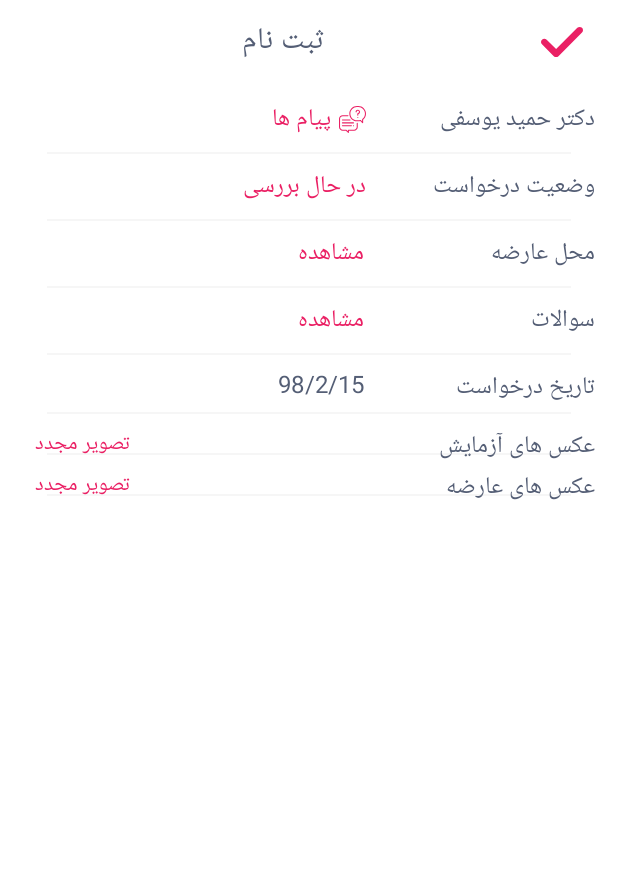
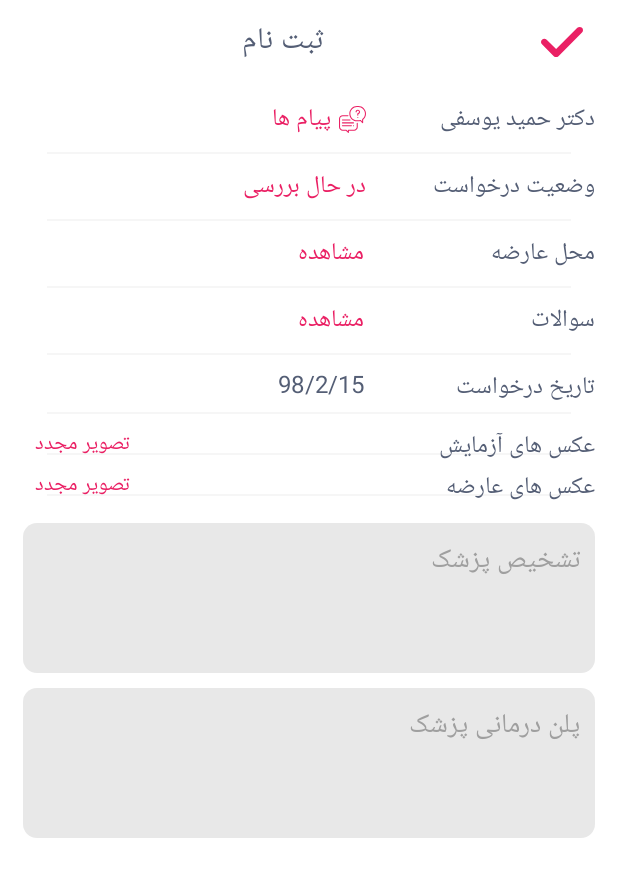
Before and after one commit to jkbehnam/scanner, an Android app: the layout fragment_request_details.xml on its own in the app's theme, with its tools: preview values and no code run, on a phone screen of 412 x 824 dp. Shown: the top 877 px of the screen. Run offline under Robolectric (Android 15) with nearby library versions, the phone set to English and light mode, and no system bars.

Commit message:
major changes

```diff
--- a/app/src/main/java/com/patient/mokhtari/scanner/activities/BodyPart/view/WaveEffectLayout.java
+++ b/app/src/main/java/com/patient/mokhtari/scanner/activities/BodyPart/view/WaveEffectLayout.java
@@ -134,7 +134,6 @@ public class WaveEffectLayout extends FrameLayout implements Runnable {
 
         mRevealRadius = 15;
         this.getLocationOnScreen(mLocationInScreen);
-
         int[] location = new int[2];
         int[] location2 = new int[2];
         bodyImageView.getLocationOnScreen(location2);
--- a/app/src/main/java/com/patient/mokhtari/scanner/activities/utils/Utils.java
+++ b/app/src/main/java/com/patient/mokhtari/scanner/activities/utils/Utils.java
@@ -144,7 +144,11 @@ public class Utils {
     public static String getRequestState(String s){
         switch (s){
             case "progress":
-                return " در حال بررسی";
+                return "در انتظار بررسی";
+            case "answerd":
+                return "بررسی شده";
+            case "endchat":
+                return "پایان یافته";
         }
         return "";
     }
--- a/app/src/main/res/layout/fragment_request_details.xml
+++ b/app/src/main/res/layout/fragment_request_details.xml
@@ -431,7 +431,55 @@ android:drawableRight="@drawable/conversation"
 
 
             </TableRow>
+            <TableRow
+                android:layout_width="match_parent"
+                android:layout_height="wrap_content"
+                android:layout_marginTop="10dp"
 
+                android:gravity="right"
+                android:minHeight="@dimen/emailthread_subject_textize_with_photo_attachments">
+
+                <EditText
+                    android:id="@+id/ReqDiagnosis"
+                    android:layout_width="match_parent"
+android:editable="false"
+                    android:focusable="false"
+                    android:clickable="false"
+                    android:layout_height="wrap_content"
+                    android:background="@drawable/answer_edittext"
+                    android:ems="10"
+                    android:gravity="top|right"
+                    android:textColor="@color/text_color_all"
+                    android:hint="تشخیص پزشک"
+                    android:inputType="textMultiLine"
+                    android:minHeight="100dp"
+                    android:padding="10dp"
+                    android:textColorHint="#9F9F9F" />
+            </TableRow>
+            <TableRow
+                android:layout_width="match_parent"
+                android:layout_height="wrap_content"
+                android:layout_marginTop="10dp"
+
+                android:gravity="right"
+                android:minHeight="@dimen/emailthread_subject_textize_with_photo_attachments">
+
+                <EditText
+                    android:id="@+id/ReqTreatment"
+                    android:layout_width="match_parent"
+                    android:focusable="false"
+                    android:clickable="false"
+                    android:layout_height="wrap_content"
+                    android:background="@drawable/answer_edittext"
+                    android:ems="10"
+                    android:gravity="top|right"
+                    android:textColor="@color/text_color_all"
+                    android:hint="پلن درمانی پزشک"
+                    android:inputType="textMultiLine"
+                    android:minHeight="100dp"
+                    android:padding="10dp"
+                    android:textColorHint="#9F9F9F" />
+            </TableRow>
         </LinearLayout>
     </ScrollView>
 
```
Also changed, not shown: app/src/main/java/com/patient/mokhtari/scanner/activities/Adapters/adapterRcycleMain2.java (+10 -0 lines), app/src/main/java/com/patient/mokhtari/scanner/activities/Bodypart2/view/WaveEffectLayout2.java (+0 -17 lines), app/src/main/java/com/patient/mokhtari/scanner/activities/Bodypart2/view/WaveEffectLayouttest.java (deleted, +0 -392 lines), app/src/main/java/com/patient/mokhtari/scanner/activities/Frag_request_details.java (+24 -9 lines), app/src/main/java/com/patient/mokhtari/scanner/activities/Objects/Request.java (+22 -0 lines).
